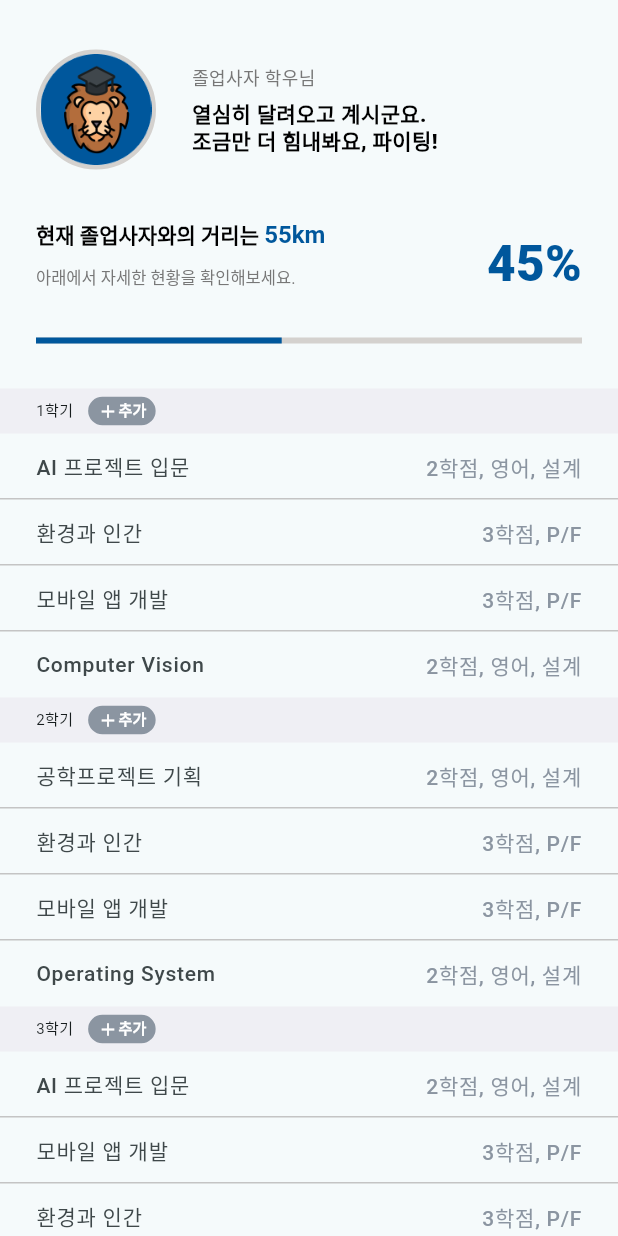
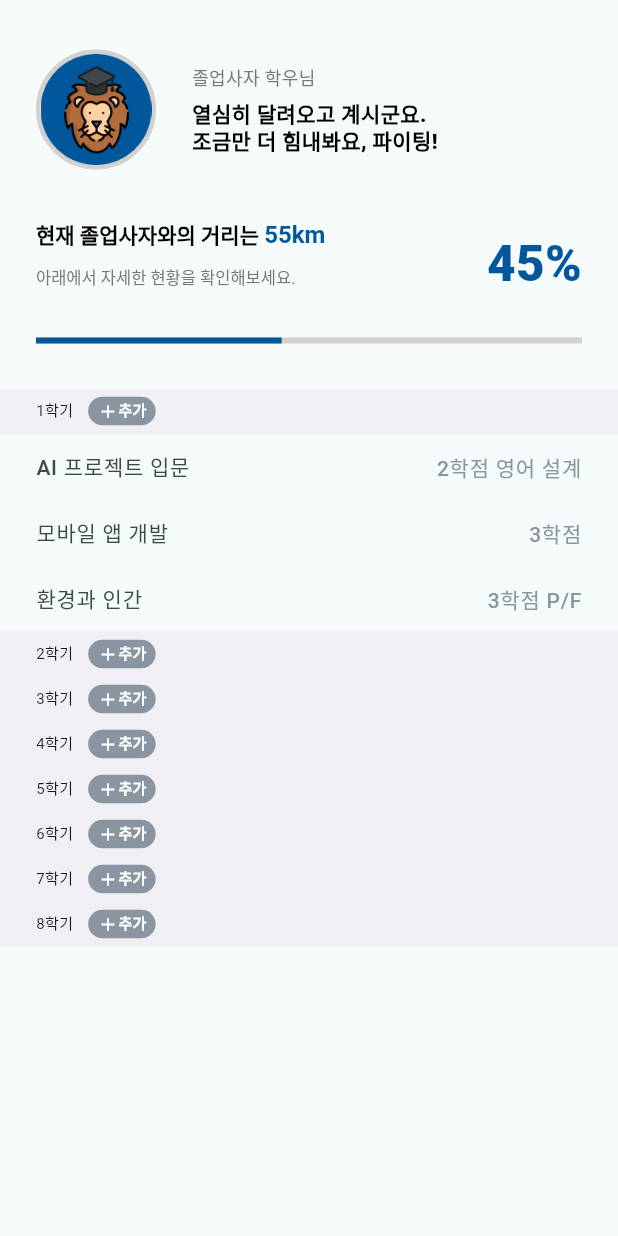
Before and after one commit to hanmo2000110/GraduationLion, a Flutter app: the MyPage screen opened by its route, on a phone screen of 412 x 824 dp. Run offline on Flutter 3.47's test engine with Material 2 defaults, Android fonts, the phone set to English and light mode, and no system bars; drawn by our look-alikes of flutter_slidable; our stand-ins replace cloud_firestore, dots_indicator, firebase_auth, firebase_core, freezed_annotation, get and 1 more; accounts and stored records are empty.

Commit message:
course list hardcoding -> listview.builder

```diff
--- a/lib/screen/mypage.dart
+++ b/lib/screen/mypage.dart
@@ -1,4 +1,5 @@
 import 'package:flutter/material.dart';
+import 'package:get/get_state_manager/src/rx_flutter/rx_obx_widget.dart';
 import 'package:graduationlion/controller/coursecontroller.dart';
 import 'recommend.dart';
 import 'package:flutter_slidable/flutter_slidable.dart';
@@ -11,102 +12,66 @@ class MyPage extends StatefulWidget {
 }
 
 class MyPageState extends State<MyPage> {
+  List<Map<String, String>> myCourseList = [
+    {
+      'course': 'AI 프로젝트 입문',
+      'desc': '2학점 영어 설계',
+    },
+    {
+      'course': '모바일 앱 개발',
+      'desc': '3학점',
+    },
+    {
+      'course': '환경과 인간',
+      'desc': '3학점 P/F',
+    },
+  ];
+
   @override
   Widget build(BuildContext context) {
     return Scaffold(
-      body: ListView(
-        children: [
-          Column(
+      body: Column(
             mainAxisAlignment: MainAxisAlignment.start,
             crossAxisAlignment: CrossAxisAlignment.start,
             children: <Widget>[
               profile('졸업사자'),
               currentState(45),
 
-              // 학기 별 수강 강의 목록
-              // 1학기
               semesterWithAdd('1'),
-              courseView('AI 프로젝트 입문', courseDesc1),
-              divider(),
-              courseView('환경과 인간', courseDesc2),
-              divider(),
-              courseView('모바일 앱 개발', courseDesc2),
-              divider(),
-              courseView('Computer Vision', courseDesc1),
 
-              // 2학기
+            ListView.builder(
+                shrinkWrap: true,
+              itemCount: myCourseList.length,
+              itemBuilder: (context, i) {
+              return ListTile(
+                visualDensity: const VisualDensity(vertical: -3),
+                contentPadding: const EdgeInsets.symmetric(horizontal: 24),
+                leading: Text(
+                  '${myCourseList[i]['course']}',
+                  style: const TextStyle(fontWeight: FontWeight.w500, fontSize: 14),
+                ),
+                trailing: Text(
+                  '${myCourseList[i]['desc']}',
+                  textAlign: TextAlign.end,
+                  style: const TextStyle(
+                      fontWeight: FontWeight.w500,
+                      fontSize: 14,
+                      color: Color(0xff8B95A1),
+                      height: 1.1),
+                ),
+              );
+            }
+          ),
+
               semesterWithAdd('2'),
-              courseView('공학프로젝트 기획', courseDesc1),
-              divider(),
-              courseView('환경과 인간', courseDesc2),
-              divider(),
-              courseView('모바일 앱 개발', courseDesc2),
-              divider(),
-              courseView('Operating System', courseDesc1),
-
-              // 3학기
               semesterWithAdd('3'),
-              courseView('AI 프로젝트 입문', courseDesc1),
-              divider(),
-              courseView('모바일 앱 개발', courseDesc2),
-              divider(),
-              courseView('환경과 인간', courseDesc2),
-              divider(),
-              courseView('Computer Network', courseDesc1),
-
-              // 4학기
               semesterWithAdd('4'),
-              courseView('AI 프로젝트 입문', courseDesc1),
-              divider(),
-              courseView('환경과 인간', courseDesc2),
-              divider(),
-              courseView('모바일 앱 개발', courseDesc2),
-              divider(),
-              courseView('Computer Vision', courseDesc1),
-
-              // 5학기
               semesterWithAdd('5'),
-              courseView('AI 프로젝트 입문', courseDesc1),
-              divider(),
-              courseView('환경과 인간', courseDesc2),
-              divider(),
-              courseView('모바일 앱 개발', courseDesc2),
-              divider(),
-              courseView('Computer Vision', courseDesc1),
-
-              // 6학기
               semesterWithAdd('6'),
-              courseView('공학프로젝트 기획', courseDesc1),
-              divider(),
-              courseView('환경과 인간', courseDesc2),
-              divider(),
-              courseView('모바일 앱 개발', courseDesc2),
-              divider(),
-              courseView('Operating System', courseDesc1),
-
-              // 7학기
               semesterWithAdd('7'),
-              courseView('AI 프로젝트 입문', courseDesc1),
-              divider(),
-              courseView('모바일 앱 개발', courseDesc2),
-              divider(),
-              courseView('환경과 인간', courseDesc2),
-              divider(),
-              courseView('Computer Network', courseDesc1),
-
-              // 8학기
               semesterWithAdd('8'),
-              courseView('AI 프로젝트 입문', courseDesc1),
-              divider(),
-              courseView('환경과 인간', courseDesc2),
-              divider(),
-              courseView('Computer Vision', courseDesc1),
-              divider(),
-              courseView('환경과 인간', courseDesc2),
             ],
           ),
-        ],
-      ),
     );
   }
 }
```
Also changed, not shown: 1 other file.
